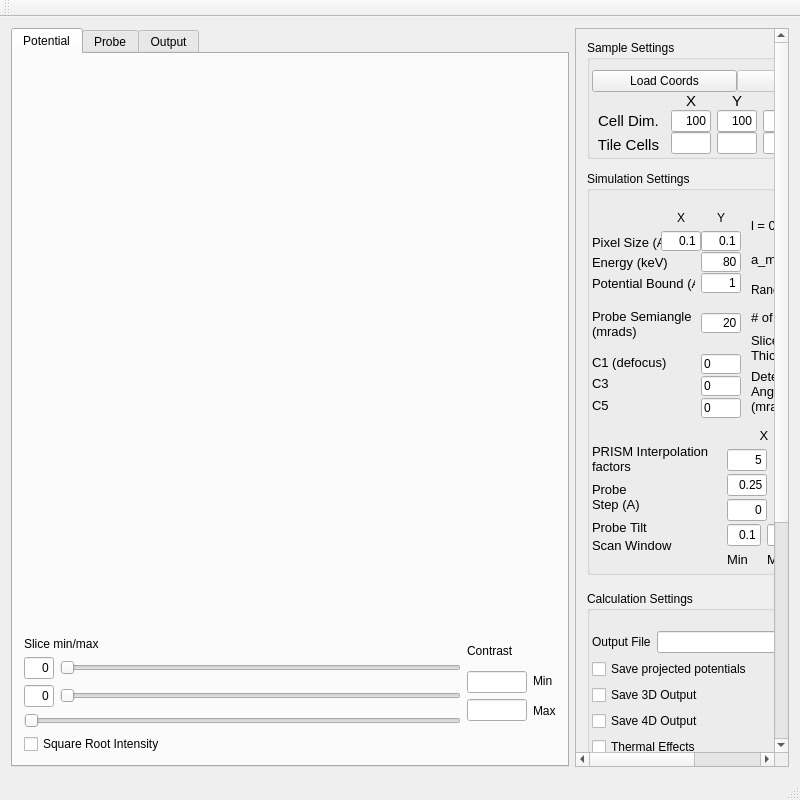
First picture: the form in Qt/prismmainwindow.ui, repository prism-em/prismatic, before the edit.
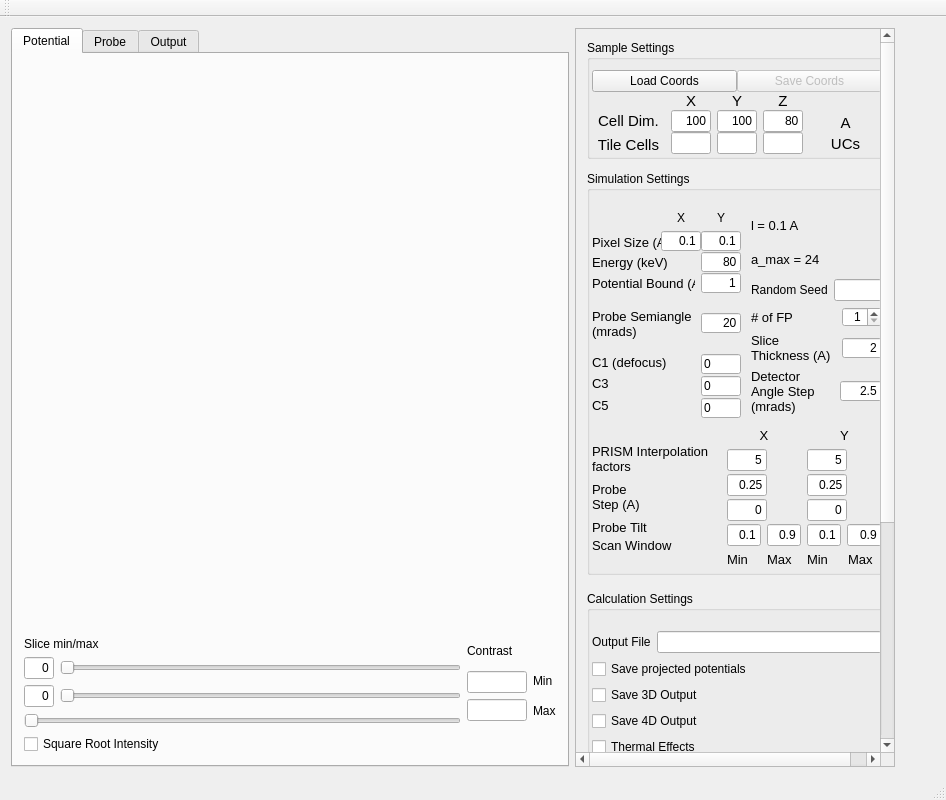
Second picture: the form after the edit. Icons and pictures are not drawn.

Diff of the .ui file:
```diff
--- a/Qt/prismmainwindow.ui
+++ b/Qt/prismmainwindow.ui
@@ -988,9 +988,15 @@
     </item>
     <item>
      <widget class="QScrollArea" name="scrollArea">
+      <property name="sizePolicy">
+       <sizepolicy hsizetype="MinimumExpanding" vsizetype="MinimumExpanding">
+        <horstretch>0</horstretch>
+        <verstretch>0</verstretch>
+       </sizepolicy>
+      </property>
       <property name="minimumSize">
        <size>
-        <width>0</width>
+        <width>320</width>
         <height>0</height>
        </size>
       </property>
@@ -2999,6 +3005,22 @@
       </widget>
      </widget>
     </item>
+    <item>
+     <spacer name="horizontalSpacer_12">
+      <property name="orientation">
+       <enum>Qt::Horizontal</enum>
+      </property>
+      <property name="sizeType">
+       <enum>QSizePolicy::Minimum</enum>
+      </property>
+      <property name="sizeHint" stdset="0">
+       <size>
+        <width>40</width>
+        <height>20</height>
+       </size>
+      </property>
+     </spacer>
+    </item>
    </layout>
   </widget>
   <widget class="QMenuBar" name="menuBar">
```
